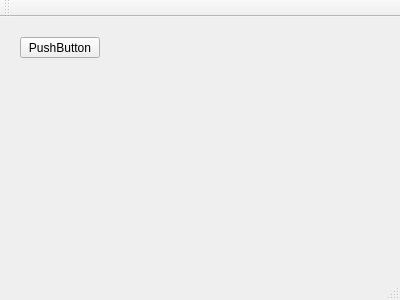
Before: the Qt Designer form code/mainwindow.ui in fostfox/snake_game, drawn with Qt 5.
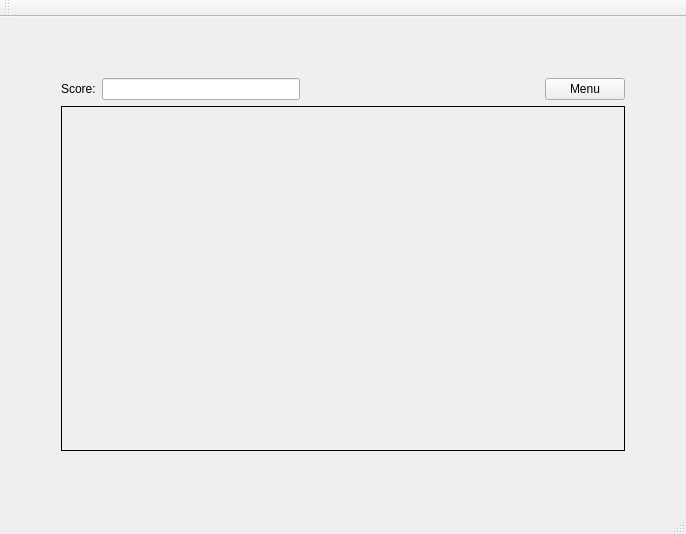
After: the same form once the commit is applied.

The edit to the form file:
```diff
--- a/code/mainwindow.ui
+++ b/code/mainwindow.ui
@@ -6,27 +6,77 @@
    <rect>
     <x>0</x>
     <y>0</y>
-    <width>400</width>
-    <height>300</height>
+    <width>686</width>
+    <height>534</height>
    </rect>
   </property>
   <property name="windowTitle">
    <string>MainWindow</string>
   </property>
   <widget class="QWidget" name="centralWidget">
-   <widget class="QPushButton" name="pushButton">
-    <property name="geometry">
-     <rect>
-      <x>20</x>
-      <y>20</y>
-      <width>80</width>
-      <height>21</height>
-     </rect>
-    </property>
-    <property name="text">
-     <string>PushButton</string>
-    </property>
-   </widget>
+   <layout class="QHBoxLayout" name="horizontalLayout_3">
+    <item>
+     <layout class="QVBoxLayout" name="verticalLayout" stretch="0,1">
+      <property name="leftMargin">
+       <number>50</number>
+      </property>
+      <property name="topMargin">
+       <number>50</number>
+      </property>
+      <property name="rightMargin">
+       <number>50</number>
+      </property>
+      <property name="bottomMargin">
+       <number>50</number>
+      </property>
+      <item>
+       <layout class="QHBoxLayout" name="horizontalLayout_2">
+        <item>
+         <layout class="QHBoxLayout" name="horizontalLayout">
+          <item>
+           <widget class="QLabel" name="label">
+            <property name="text">
+             <string>Score:</string>
+            </property>
+           </widget>
+          </item>
+          <item>
+           <widget class="QLineEdit" name="lineEdit"/>
+          </item>
+         </layout>
+        </item>
+        <item>
+         <spacer name="horizontalSpacer">
+          <property name="orientation">
+           <enum>Qt::Horizontal</enum>
+          </property>
+          <property name="sizeHint" stdset="0">
+           <size>
+            <width>40</width>
+            <height>20</height>
+           </size>
+          </property>
+         </spacer>
+        </item>
+        <item>
+         <widget class="QPushButton" name="pushButton">
+          <property name="text">
+           <string>Menu</string>
+          </property>
+         </widget>
+        </item>
+       </layout>
+      </item>
+      <item>
+       <widget class="QFrame" name="frame">
+        <property name="frameShape">
+         <enum>QFrame::Box</enum>
+        </property>
+       </widget>
+      </item>
+     </layout>
+    </item>
+   </layout>
   </widget>
   <widget class="QMenuBar" name="menuBar">
    <property name="geometry">
```
Left out of the diff: 2 changed lines with no effect on the pictures.
